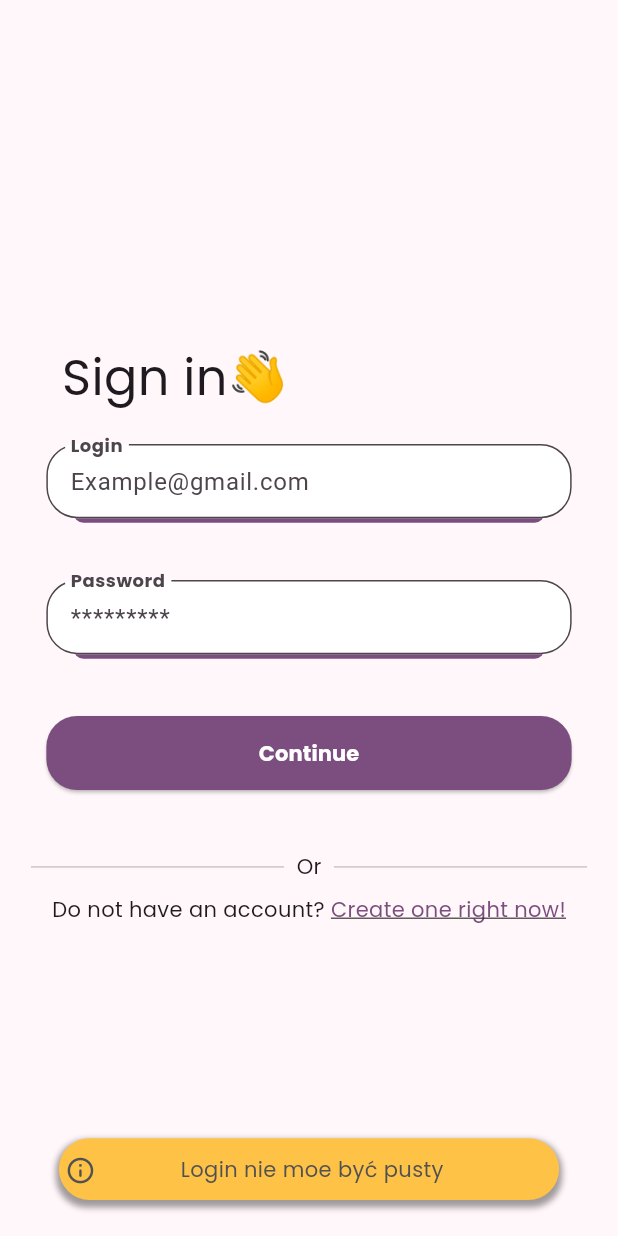
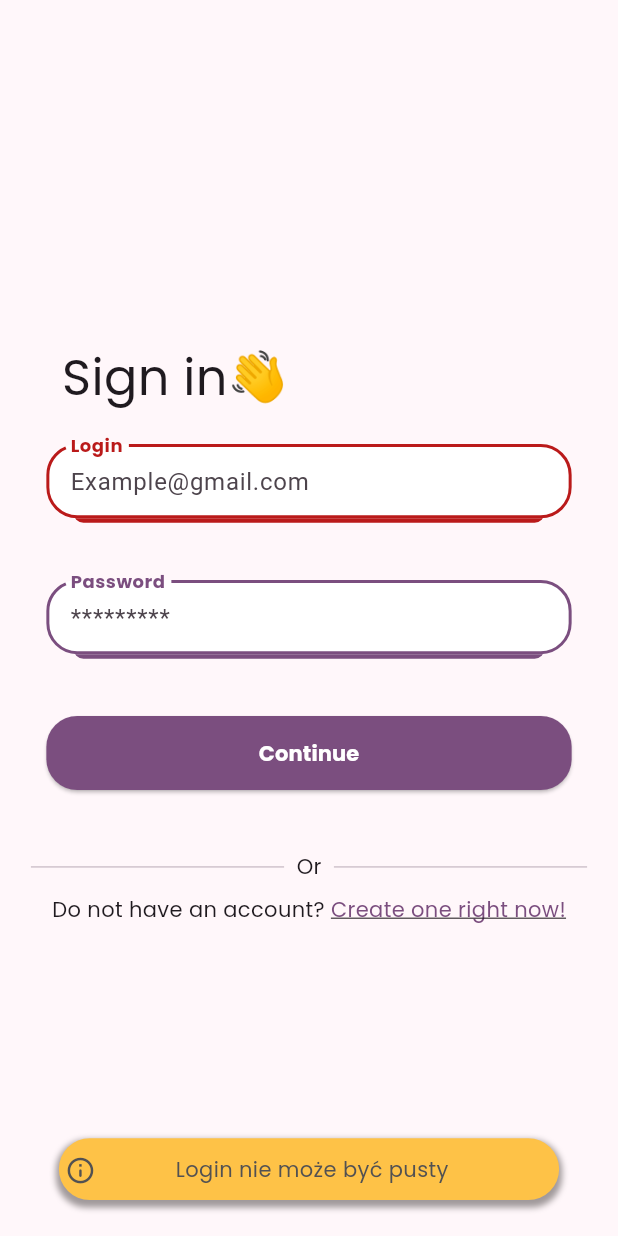
Before and after one commit to MrSheep05/todo-list, a Flutter app: the screen it shows after launch, after a tap on "Continue", on a phone screen of 412 x 824 dp. Run offline on Flutter 3.47's test engine with Material 3 defaults, Android fonts, the phone set to English and light mode, and no system bars; drawn by our look-alikes of auto_size_text; our stand-ins replace equatable, firebase_auth, firebase_core, fpdart, get_it, go_router and 2 more; accounts and stored records are empty.

Commit message:
login page validators

```diff
--- a/lib/controllers/login_controller.dart
+++ b/lib/controllers/login_controller.dart
@@ -1,13 +1,19 @@
 import 'package:firebase_auth/firebase_auth.dart';
 import 'package:flutter/material.dart';
 import 'package:fpdart/fpdart.dart';
+import 'package:signals/signals.dart';
 import 'package:todo_list/core/dialog_api.dart';
 import 'package:todo_list/domain/auth_exception_status.dart';
 import 'package:todo_list/domain/failures/email.dart';
+import 'package:todo_list/domain/failures/password.dart';
 import 'package:todo_list/domain/objects/index.dart';
 import 'package:todo_list/domain/validated/email.dart';
+import 'package:todo_list/domain/validated/password.dart';
 
 class LoginController {
+  final loginError = signal<bool>(false);
+  final passwordError = signal<bool>(false);
+  final usernameError = signal<bool>(false);
   final loginController = TextEditingController();
   final passwordController = TextEditingController();
   final usernameController = TextEditingController();
@@ -18,31 +24,34 @@ class LoginController {
   Future<void> signIn() async {
     await DialogAPI().showLoading();
     var emailObject = EmailObject(loginController.text.trim());
-
-    if (emailObject.failureOrUnit.isLeft()) {
-      emailObject.failureOrUnit.mapLeft((failure) => DialogAPI().importantSnackbar(
+    var passwordObject = PasswordObject(passwordController.text);
+    var signTask = emailObject.getValueTask.mapLeft<ValueFailure>((failure) {
+      DialogAPI().importantSnackbar(
           switch (failure) {
-            NoData() => "Login nie moe być pusty",
-            InvalidString() => "Login musi być emailem",
+            EmailNoData() => "Login nie może być pusty",
+            EmailInvalidString() => "Login musi być emailem",
           },
-          severity: Severity.warning));
-      DialogAPI().dismissLoading();
-      return;
-    }
-
-    var email = emailObject.getOrCrash();
-    if (passwordController.text.trim().isEmpty) {
-      DialogAPI().importantSnackbar("Login nie może być pusty", severity: Severity.warning);
-      DialogAPI().dismissLoading();
-      return;
-    }
-    await signInTask(email).run();
+          severity: Severity.warning);
+      loginError.set(true);
+      return failure;
+    }).flatMap((email) => passwordObject.getValueTask.mapLeft((failure) {
+          DialogAPI().importantSnackbar(
+              switch (failure) {
+                PasswordNoData() => "Hasło nie może być puste",
+                PasswordTooWeak() => "Hasło jest za słabe",
+                PasswordTooShort() => "Hasło musi mieć co najmniej 8 znaków",
+              },
+              severity: Severity.warning);
+          passwordError.set(true);
+          return failure;
+        }).flatMap((password) => TaskEither.fromTask(signInTask(email, password))));
+    await signTask.run();
     DialogAPI().dismissLoading();
   }
 
-  Task<void> signInTask(Email email) {
+  Task<void> signInTask(Email email, Password password) {
     return TaskEither.tryCatch(
-        () async => await auth.signInWithEmailAndPassword(email: email.value, password: passwordController.text.trim()),
+        () async => await auth.signInWithEmailAndPassword(email: email.value, password: password.value),
         (error, stackTrace) {
       print("ERROR, ${error is FirebaseAuthException ? error.code : "NULL"}");
       return error is FirebaseAuthException ? AuthExceptionStatus.getStatus(error.code) : AuthExceptionStatus.Undefined;
--- a/lib/domain/failures/email.dart
+++ b/lib/domain/failures/email.dart
@@ -2,12 +2,12 @@ import 'package:todo_list/domain/objects/index.dart';
 
 sealed class EmailFailure extends ValueFailure {}
 
-class NoData extends EmailFailure {
+class EmailNoData extends EmailFailure {
   @override
   String get message => "No data in email";
 }
 
-class InvalidString extends EmailFailure {
+class EmailInvalidString extends EmailFailure {
   @override
   String get message => "This string is not email";
 }
--- /dev/null
+++ b/lib/domain/failures/password.dart
@@ -0,0 +1,18 @@
+import 'package:todo_list/domain/objects/index.dart';
+
+sealed class PasswordFailure extends ValueFailure {}
+
+class PasswordNoData extends PasswordFailure {
+  @override
+  String get message => "No data in password";
+}
+
+class PasswordTooWeak extends PasswordFailure {
+  @override
+  String get message => "Password is too weak";
+}
+
+class PasswordTooShort extends PasswordFailure {
+  @override
+  String get message => "Password is too short";
+}
--- a/lib/domain/objects/index.dart
+++ b/lib/domain/objects/index.dart
@@ -2,7 +2,11 @@ import 'package:equatable/equatable.dart';
 import 'package:flutter/material.dart';
 import 'package:fpdart/fpdart.dart';
 import 'package:todo_list/domain/failures/email.dart';
+import 'package:todo_list/domain/failures/name.dart';
+import 'package:todo_list/domain/failures/password.dart';
 import 'package:todo_list/domain/validated/email.dart';
+import 'package:todo_list/domain/validated/name.dart';
+import 'package:todo_list/domain/validated/password.dart';
 
 class ValueObjectException implements Exception {
   final ValueFailure failure;
@@ -41,6 +45,8 @@ abstract class ValueObject<T, E extends ValueFailure> implements Equatable {
     );
   }
 
+  TaskEither<E, T> get getValueTask => TaskEither.fromEither(value);
+
   bool isValid() => value.isRight();
 
   @override
@@ -60,3 +66,25 @@ class EmailObject extends ValueObject<Email, EmailFailure> {
 
   const EmailObject._(this.value);
 }
+
+class NameObject extends ValueObject<Name, NameFailure> {
+  @override
+  final Either<NameFailure, Name> value;
+
+  factory NameObject(String input) {
+    return NameObject._(Name.validate(input));
+  }
+
+  const NameObject._(this.value);
+}
+
+class PasswordObject extends ValueObject<Password, PasswordFailure> {
+  @override
+  final Either<PasswordFailure, Password> value;
+
+  factory PasswordObject(String input) {
+    return PasswordObject._(Password.validate(input));
+  }
+
+  const PasswordObject._(this.value);
+}
--- a/lib/domain/validated/email.dart
+++ b/lib/domain/validated/email.dart
@@ -7,11 +7,7 @@ class Email {
 
   static Either<EmailFailure, Email> validate(String input) {
     const emailRegex = r"""^[a-zA-Z0-9.!#$%&‘*+/=?^_`{|}~-]+@[a-zA-Z0-9-_]+\.[a-zA-Z]+$""";
-    if (input.isEmpty) return left(NoData());
-    if (RegExp(emailRegex).hasMatch(input)) {
-      return right(Email._(input));
-    } else {
-      return left(InvalidString());
-    }
+    if (input.isEmpty) return left(EmailNoData());
+    return RegExp(emailRegex).hasMatch(input) ? right(Email._(input)) : left(EmailInvalidString());
   }
 }
--- /dev/null
+++ b/lib/domain/validated/password.dart
@@ -0,0 +1,15 @@
+import 'package:fpdart/fpdart.dart';
+import 'package:todo_list/domain/failures/password.dart';
+
+class Password {
+  final String value;
+  static const minLength = 8;
+  const Password._(this.value);
+
+  static Either<PasswordFailure, Password> validate(String input) {
+    const passwordRegex = r"""^(?=.*\d)(?=.*[a-z])(?=.*[A-Z])(?=.*[a-zA-Z]).{8,}$""";
+    if (input.isEmpty) return left(PasswordNoData());
+    if (input.length < minLength) return left(PasswordTooShort());
+    return RegExp(passwordRegex).hasMatch(input) ? right(Password._(input)) : left(PasswordTooWeak());
+  }
+}
--- a/lib/presentation/home/index.dart
+++ b/lib/presentation/home/index.dart
@@ -1,4 +1,6 @@
+import 'package:firebase_auth/firebase_auth.dart';
 import 'package:flutter/material.dart';
+import 'package:todo_list/presentation/widgets/button.dart';
 
 class HomePage extends StatelessWidget {
   const HomePage();
@@ -7,7 +9,7 @@ class HomePage extends StatelessWidget {
   Widget build(BuildContext context) {
     return Scaffold(
       body: Column(
-        children: [Text("HOME")],
+        children: [Text("HOME"), Button("Sign out", onPressed: () => FirebaseAuth.instance.signOut())],
       ),
     );
   }
--- a/lib/presentation/login/index.dart
+++ b/lib/presentation/login/index.dart
@@ -1,6 +1,7 @@
 import 'package:flutter/material.dart';
 import 'package:get_it/get_it.dart';
 import 'package:google_fonts/google_fonts.dart';
+import 'package:signals/signals_flutter.dart';
 import 'package:todo_list/controllers/login_controller.dart';
 import 'package:todo_list/core/colors.dart';
 import 'package:todo_list/core/size.dart';
@@ -37,6 +38,7 @@ class LoginPage extends StatelessWidget {
                     label: "Login",
                     hint: "Example@gmail.com",
                     controller: loginController.loginController,
+                    errorSignal: loginController.loginError,
                   ),
                   SizedBox(
                     height: context.vmin(0.1),
@@ -46,6 +48,7 @@ class LoginPage extends StatelessWidget {
                     hint: "*********",
                     controller: loginController.passwordController,
                     isHidden: true,
+                    errorSignal: loginController.passwordError,
                   ),
                   SizedBox(
                     height: context.vmin(0.1),
--- a/lib/presentation/register/index.dart
+++ b/lib/presentation/register/index.dart
@@ -1,6 +1,7 @@
 import 'package:flutter/material.dart';
 import 'package:get_it/get_it.dart';
 import 'package:google_fonts/google_fonts.dart';
+import 'package:signals/signals_flutter.dart';
 import 'package:todo_list/controllers/login_controller.dart';
 import 'package:todo_list/core/colors.dart';
 import 'package:todo_list/core/size.dart';
@@ -37,6 +38,7 @@ class RegisterPage extends StatelessWidget {
                     label: "Username",
                     hint: "CoolGuy123",
                     controller: loginController.usernameController,
+                    errorSignal: loginController.usernameError,
                   ),
                   SizedBox(
                     height: context.vmin(0.1),
@@ -45,6 +47,7 @@ class RegisterPage extends StatelessWidget {
                     label: "Login",
                     hint: "Example@gmail.com",
                     controller: loginController.loginController,
+                    errorSignal: loginController.loginError,
                   ),
                   SizedBox(
                     height: context.vmin(0.1),
@@ -54,6 +57,7 @@ class RegisterPage extends StatelessWidget {
                     hint: "*********",
                     controller: loginController.passwordController,
                     isHidden: true,
+                    errorSignal: loginController.passwordError,
                   ),
                   SizedBox(
                     height: context.vmin(0.1),
--- a/lib/presentation/widgets/text_input.dart
+++ b/lib/presentation/widgets/text_input.dart
@@ -1,17 +1,30 @@
 import 'package:flutter/material.dart';
 import 'package:google_fonts/google_fonts.dart';
+import 'package:signals/signals.dart';
+import 'package:signals/signals_flutter.dart';
 import 'package:todo_list/core/colors.dart';
 import 'package:todo_list/core/size.dart';
 
 class TextInput extends StatelessWidget {
-  const TextInput({this.width = 0.85, super.key, this.label, this.hint, this.controller, this.isHidden = false});
+  const TextInput(
+      {this.width = 0.85, super.key, this.label, this.hint, this.controller, this.isHidden = false, this.errorSignal});
   final double width;
   final String? label;
   final String? hint;
   final TextEditingController? controller;
   final bool isHidden;
+  final Signal<bool>? errorSignal;
   @override
   Widget build(BuildContext context) {
+    var error = errorSignal?.watch(context);
+    var conditionColor = (error ?? false) ? theme.colorScheme.error : theme.colorScheme.primary;
+    var border = OutlineInputBorder(
+      borderRadius: BorderRadius.all(
+        Radius.circular(context.vmin(0.05)),
+      ),
+      gapPadding: 4.0,
+      borderSide: BorderSide(width: 2.0, style: BorderStyle.solid, color: conditionColor),
+    );
     return Container(
         width: context.vmin(width),
         height: context.vmin(0.12),
@@ -20,7 +33,7 @@ class TextInput extends StatelessWidget {
             shape: BoxShape.rectangle,
             boxShadow: [
               BoxShadow(
-                color: theme.colorScheme.primary,
+                color: conditionColor,
                 offset: const Offset(0, 21),
                 blurRadius: 0,
                 spreadRadius: -18,
@@ -33,25 +46,28 @@ class TextInput extends StatelessWidget {
           textAlign: TextAlign.left,
           textAlignVertical: TextAlignVertical.bottom,
           decoration: InputDecoration(
+            enabledBorder: border,
+            border: border,
+            focusedBorder: OutlineInputBorder(
+              borderRadius: BorderRadius.all(
+                Radius.circular(context.vmin(0.05)),
+              ),
+              gapPadding: 4.0,
+              borderSide: BorderSide(width: 3.0, style: BorderStyle.solid, color: conditionColor),
+            ),
+            focusColor: conditionColor,
             floatingLabelBehavior: FloatingLabelBehavior.always,
             label: label != null
                 ? Text(
                     label!,
-                    style: GoogleFonts.poppins(fontWeight: FontWeight.bold),
+                    style: GoogleFonts.poppins(fontWeight: FontWeight.bold, color: conditionColor),
                   )
                 : null,
             hintText: hint,
             filled: true,
             fillColor: Colors.white,
-            hoverColor: theme.primaryColor,
-            border: OutlineInputBorder(
-              borderRadius: BorderRadius.all(
-                Radius.circular(context.vmin(0.05)),
-              ),
-              gapPadding: 4.0,
-              borderSide: BorderSide(width: 2.0, style: BorderStyle.solid, color: theme.colorScheme.primary),
-            ),
           ),
+          onChanged: (_) => errorSignal?.set(false),
           onTapOutside: (_) => FocusScope.of(context).requestFocus(FocusNode()),
         ));
   }
--- a/pubspec.yaml
+++ b/pubspec.yaml
@@ -18,6 +18,7 @@ dependencies:
   go_router: ^14.1.2
   google_fonts: ^6.2.1
   signals: ^5.2.1
+  signals_flutter: ^5.2.1
 
 dev_dependencies:
   build_runner: ^2.4.9
```
Also changed, not shown: lib/domain/failures/name.dart (added, +18 -0 lines), lib/domain/validated/name.dart (added, +16 -0 lines), pubspec.lock, 1 other file.
